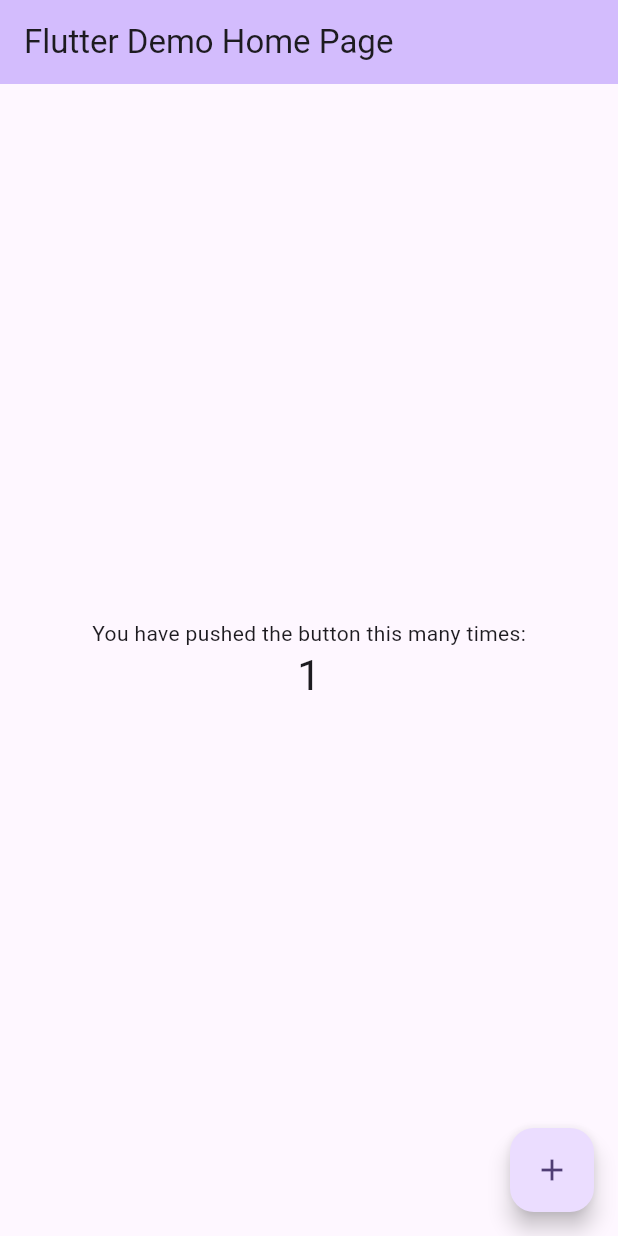
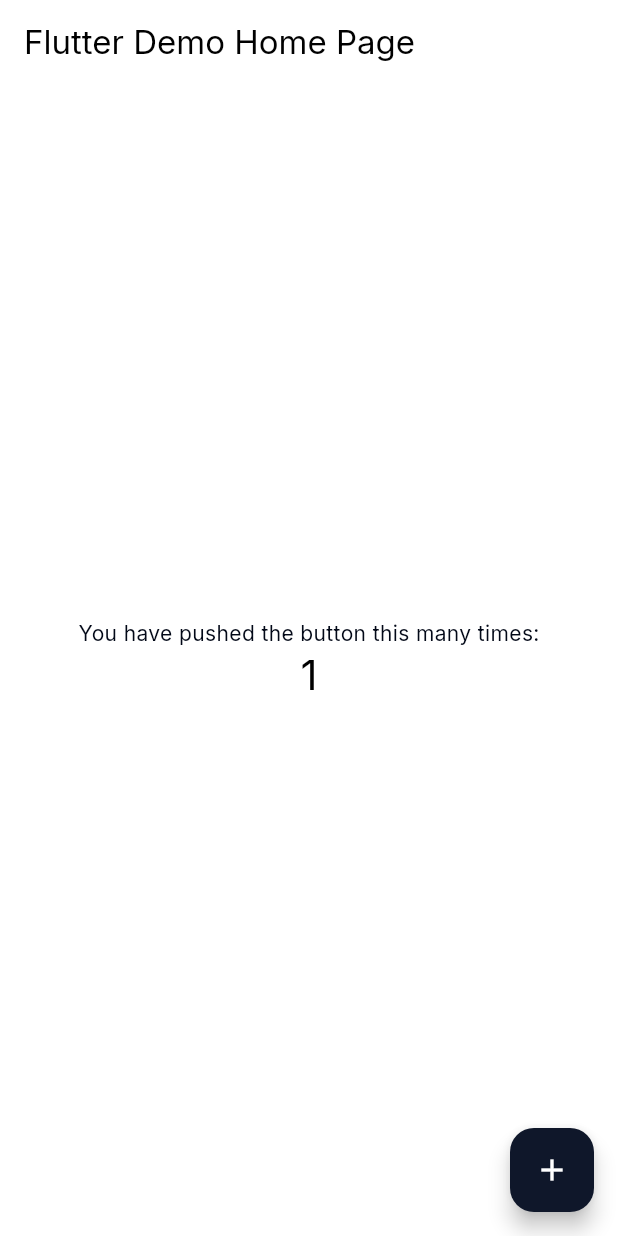
Before and after one commit to ThomasNHoang/Greetr, a Flutter app: the screen it shows after launch, after a tap on the "add" icon, on a phone screen of 412 x 824 dp. Run offline on Flutter 3.47's test engine with Material 3 defaults, Android fonts, the phone set to English and light mode, and no system bars; our stand-ins replace google_fonts.

Commit message:
Added dark/light theme and inter font

```diff
--- a/lib/main.dart
+++ b/lib/main.dart
@@ -1,4 +1,5 @@
 import 'package:flutter/material.dart';
+import 'theme.dart';
 
 void main() {
   runApp(const MyApp());
@@ -12,25 +13,9 @@ class MyApp extends StatelessWidget {
   Widget build(BuildContext context) {
     return MaterialApp(
       title: 'Flutter Demo',
-      theme: ThemeData(
-        // This is the theme of your application.
-        //
-        // TRY THIS: Try running your application with "flutter run". You'll see
-        // the application has a purple toolbar. Then, without quitting the app,
-        // try changing the seedColor in the colorScheme below to Colors.green
-        // and then invoke "hot reload" (save your changes or press the "hot
-        // reload" button in a Flutter-supported IDE, or press "r" if you used
-        // the command line to start the app).
-        //
-        // Notice that the counter didn't reset back to zero; the application
-        // state is not lost during the reload. To reset the state, use hot
-        // restart instead.
-        //
-        // This works for code too, not just values: Most code changes can be
-        // tested with just a hot reload.
-        colorScheme: ColorScheme.fromSeed(seedColor: Colors.deepPurple),
-        useMaterial3: true,
-      ),
+      theme: lightTheme,
+      darkTheme: darkTheme,
+      themeMode: ThemeMode.system,
       home: const MyHomePage(title: 'Flutter Demo Home Page'),
     );
   }
--- /dev/null
+++ b/lib/theme.dart
@@ -0,0 +1,33 @@
+import 'package:flutter/material.dart';
+import 'package:google_fonts/google_fonts.dart';
+
+// Helper function to convert HSL color to Color
+Color hslToColor(double h, double s, double l) {
+  return HSLColor.fromAHSL(1.0, h, s / 100, l / 100).toColor();
+}
+
+ThemeData lightTheme = ThemeData(
+  brightness: Brightness.light,
+  fontFamily: GoogleFonts.inter().fontFamily,
+  scaffoldBackgroundColor: hslToColor(0, 0, 100),
+  textTheme: TextTheme(
+    bodyMedium: TextStyle(color: hslToColor(222.2, 84, 4.9)),
+  ),
+  colorScheme: ColorScheme.light(
+    primary: hslToColor(222.2, 47.4, 11.2),
+    secondary: hslToColor(210, 40, 96.1),
+  ),
+);
+
+ThemeData darkTheme = ThemeData(
+  brightness: Brightness.dark,
+  fontFamily: GoogleFonts.inter().fontFamily,
+  scaffoldBackgroundColor: hslToColor(222.2, 84, 4.9),
+  textTheme: TextTheme(
+    bodyMedium: TextStyle(color: hslToColor(210, 40, 98)),
+  ),
+  colorScheme: ColorScheme.dark(
+    primary: hslToColor(210, 40, 98),
+    secondary: hslToColor(217.2, 32.6, 17.5),
+  ),
+);
--- a/pubspec.yaml
+++ b/pubspec.yaml
@@ -35,6 +35,7 @@ dependencies:
   # The following adds the Cupertino Icons font to your application.
   # Use with the CupertinoIcons class for iOS style icons.
   cupertino_icons: ^1.0.8
+  google_fonts: ^6.2.1
 
 dev_dependencies:
   flutter_test:
```
Also changed, not shown: pubspec.lock.
